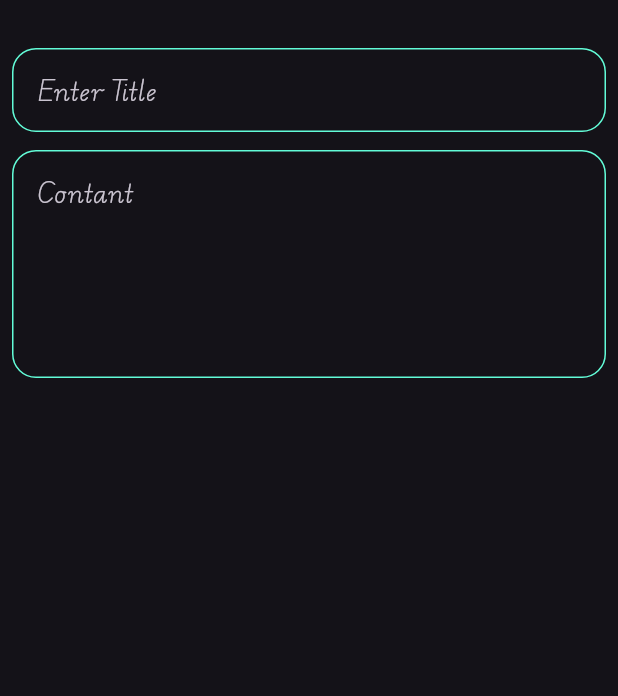
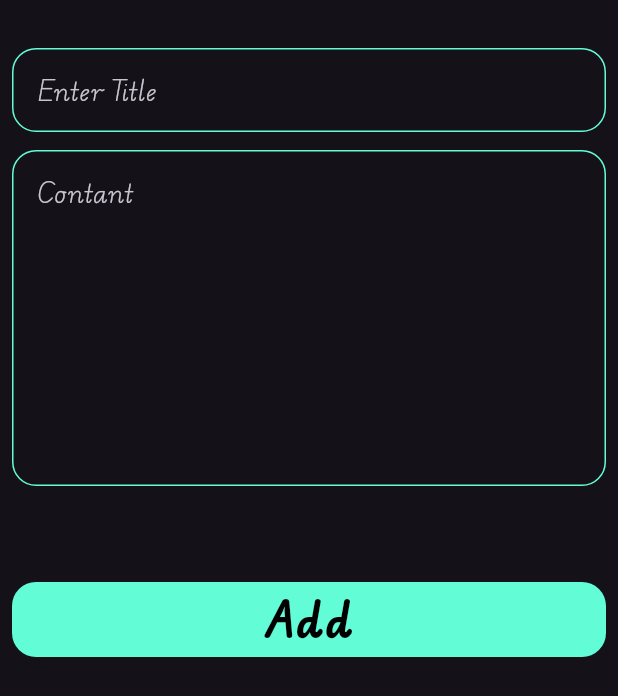
Before and after one commit to AmmarEmad-2004/notes_app, a Flutter app: the AddNoteButtomSheet widget shown alone on an empty page, opened directly, on a phone screen of 412 x 824 dp. Shown: the top 696 px of the screen. Run offline on Flutter 3.47's test engine with Material 3 defaults, Android fonts, the phone set to English and light mode, and no system bars.

Commit message:
create custom buttom

```diff
--- a/lib/views/widgets/add_note_buttom_sheet.dart
+++ b/lib/views/widgets/add_note_buttom_sheet.dart
@@ -1,4 +1,5 @@
 import 'package:flutter/material.dart';
+import 'package:notes_app/views/widgets/custom_buttom.dart';
 import 'package:notes_app/views/widgets/custom_text_feild.dart';
 
 class AddNoteButtomSheet extends StatelessWidget {
@@ -8,6 +9,7 @@ class AddNoteButtomSheet extends StatelessWidget {
   Widget build(BuildContext context) {
     return const Padding(
       padding: EdgeInsets.symmetric(horizontal: 8.0),
+      child: SingleChildScrollView(
         child: Column(
           children: [
             SizedBox(
@@ -21,9 +23,19 @@ class AddNoteButtomSheet extends StatelessWidget {
             ),
             CustomTextFeild(
               hint: 'Contant',
-            maxlines: 5,
+              maxlines: 8,
+            ),
+            SizedBox(
+              height: 64,
+            ),
+            CustomButtom(
+              text: 'Add',
+            ),
+            SizedBox(
+              height: 32,
             ),
           ],
+        ),
       ),
     );
   }
--- /dev/null
+++ b/lib/views/widgets/custom_buttom.dart
@@ -0,0 +1,29 @@
+import 'package:flutter/material.dart';
+import 'package:notes_app/constants.dart';
+
+class CustomButtom extends StatelessWidget {
+  const CustomButtom({super.key, required this.text});
+
+  final String text;
+  @override
+  Widget build(BuildContext context) {
+    return Container(
+      width: MediaQuery.of(context).size.width,
+      height: 50,
+      decoration: BoxDecoration(
+        borderRadius: BorderRadius.circular(16),
+        color: kPrimaryColor,
+      ),
+      child: Center(
+        child: Text(
+          text,
+          style: const TextStyle(
+            color: Colors.black,
+            fontWeight: FontWeight.bold,
+            fontSize: 28,
+          ),
+        ),
+      ),
+    );
+  }
+}
```
Lines whose indentation alone changed are shown as unchanged.
